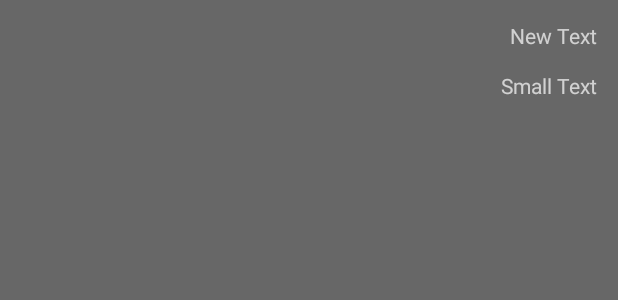
After one commit to chucklay/CryptoSMS, an Android app: the layout sent_message.xml on its own in the app's theme, with its tools: preview values and no code run, on a phone screen of 412 x 824 dp. The commit adds this screen. Shown: the top 300 px of the screen. Run offline under Robolectric (Android 15) with nearby library versions, the phone set to English and light mode, and no system bars.

Commit message:
Made sent and received messages visually distinct.

```diff
--- a/app/src/main/res/layout/activity_thread_container.xml
+++ b/app/src/main/res/layout/activity_thread_container.xml
@@ -22,7 +22,11 @@
         android:layout_alignParentStart="true"
         android:layout_toLeftOf="@+id/sendButton"
         android:layout_toStartOf="@+id/sendButton"
-        android:inputType="text"/>
+        android:inputType="text|textMultiLine"
+        android:focusable="true"
+        android:maxLines="4"
+        android:maxLength="2000"
+        android:scrollHorizontally="false"/>
 
     <Button
         android:layout_width="wrap_content"
--- /dev/null
+++ b/app/src/main/res/layout/sent_message.xml
@@ -0,0 +1,27 @@
+<?xml version="1.0" encoding="utf-8"?>
+<RelativeLayout xmlns:android="http://schemas.android.com/apk/res/android"
+                android:layout_width="match_parent"
+                android:layout_height="match_parent"
+                android:background="#ff676767">
+
+    <TextView
+        android:layout_width="wrap_content"
+        android:layout_height="wrap_content"
+        android:text="New Text"
+        android:id="@+id/sentMessageText"
+        android:layout_alignParentTop="true"
+        android:layout_alignParentRight="true"
+        android:layout_alignParentEnd="true"
+        android:layout_margin="14dp"/>
+
+    <TextView
+        android:layout_width="wrap_content"
+        android:layout_height="wrap_content"
+        android:textAppearance="?android:attr/textAppearanceSmall"
+        android:text="Small Text"
+        android:id="@+id/sentMessageDate"
+        android:layout_below="@+id/sentMessageText"
+        android:layout_alignRight="@+id/sentMessageText"
+        android:layout_alignEnd="@+id/sentMessageText"
+        />
+</RelativeLayout>
```
Also changed, not shown: app/src/main/java/com/claymon/android/cryptosms/MessageFragment.java (+52 -35 lines), app/src/main/java/com/claymon/android/cryptosms/classes/CryptoMessage.java (added, +41 -0 lines), app/src/main/java/com/claymon/android/cryptosms/classes/MessageAdapter.java (added, +86 -0 lines).
